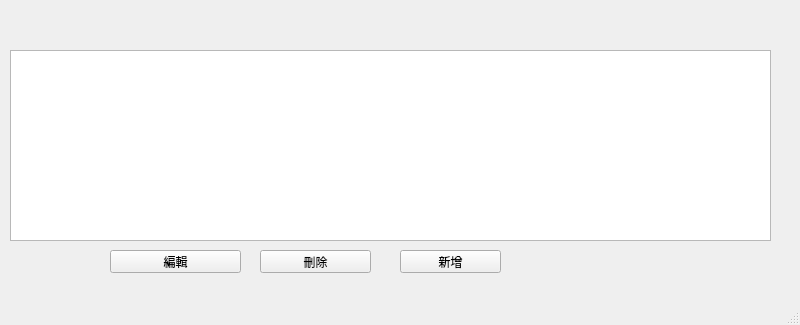
foxking0416/PythonStockPrice, file QtStockPriceMainWindow.ui: the form before one commit.
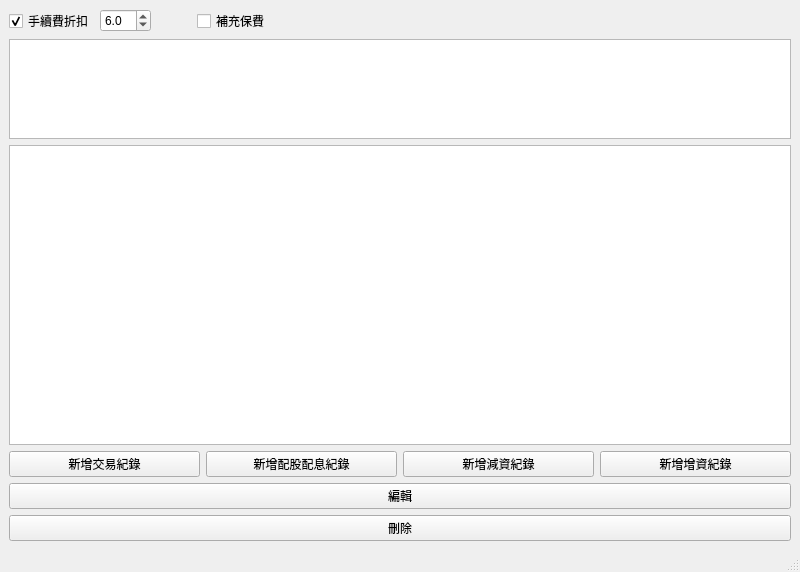
The form after the commit.

```diff
--- a/QtStockPriceMainWindow.ui
+++ b/QtStockPriceMainWindow.ui
@@ -7,62 +7,150 @@
     <x>0</x>
     <y>0</y>
     <width>800</width>
-    <height>325</height>
+    <height>557</height>
    </rect>
   </property>
   <property name="windowTitle">
    <string>MainWindow</string>
   </property>
   <widget class="QWidget" name="centralwidget">
-   <widget class="QPushButton" name="qtEditPushButton">
-    <property name="geometry">
-     <rect>
-      <x>110</x>
-      <y>250</y>
-      <width>131</width>
-      <height>23</height>
-     </rect>
-    </property>
-    <property name="text">
-     <string>編輯</string>
-    </property>
-   </widget>
-   <widget class="QTableView" name="qtPriceTableView">
-    <property name="geometry">
-     <rect>
-      <x>10</x>
-      <y>50</y>
-      <width>761</width>
-      <height>191</height>
-     </rect>
-    </property>
-   </widget>
-   <widget class="QPushButton" name="qtDeletePushButton">
-    <property name="geometry">
-     <rect>
-      <x>260</x>
-      <y>250</y>
-      <width>111</width>
-      <height>23</height>
-     </rect>
-    </property>
-    <property name="text">
-     <string>刪除</string>
-    </property>
-   </widget>
-   <widget class="QPushButton" name="qtAddPushButton">
-    <property name="geometry">
-     <rect>
-      <x>400</x>
-      <y>250</y>
-      <width>101</width>
-      <height>23</height>
-     </rect>
-    </property>
-    <property name="text">
-     <string>新增</string>
-    </property>
-   </widget>
+   <layout class="QVBoxLayout" name="verticalLayout">
+    <item>
+     <layout class="QHBoxLayout" name="horizontalLayout">
+      <item>
+       <widget class="QCheckBox" name="qtDiscountCheckBox">
+        <property name="text">
+         <string>手續費折扣</string>
+        </property>
+        <property name="checked">
+         <bool>true</bool>
+        </property>
+       </widget>
+      </item>
+      <item>
+       <widget class="QDoubleSpinBox" name="qtDiscountRateDoubleSpinBox">
+        <property name="enabled">
+         <bool>true</bool>
+        </property>
+        <property name="decimals">
+         <number>1</number>
+        </property>
+        <property name="maximum">
+         <double>10.000000000000000</double>
+        </property>
+        <property name="singleStep">
+         <double>0.100000000000000</double>
+        </property>
+        <property name="value">
+         <double>6.000000000000000</double>
+        </property>
+       </widget>
+      </item>
+      <item>
+       <spacer name="horizontalSpacer">
+        <property name="orientation">
+         <enum>Qt::Horizontal</enum>
+        </property>
+        <property name="sizeType">
+         <enum>QSizePolicy::Minimum</enum>
+        </property>
+        <property name="sizeHint" stdset="0">
+         <size>
+          <width>40</width>
+          <height>20</height>
+         </size>
+        </property>
+       </spacer>
+      </item>
+      <item>
+       <widget class="QCheckBox" name="qtExtraInsuranceFeeCheckBox">
+        <property name="text">
+         <string>補充保費</string>
+        </property>
+       </widget>
+      </item>
+      <item>
+       <spacer name="horizontalSpacer_2">
+        <property name="orientation">
+         <enum>Qt::Horizontal</enum>
+        </property>
+        <property name="sizeHint" stdset="0">
+         <size>
+          <width>40</width>
+          <height>20</height>
+         </size>
+        </property>
+       </spacer>
+      </item>
+     </layout>
+    </item>
+    <item>
+     <widget class="QTableView" name="qtStockPositionTableView">
+      <property name="minimumSize">
+       <size>
+        <width>0</width>
+        <height>100</height>
+       </size>
+      </property>
+     </widget>
+    </item>
+    <item>
+     <widget class="QTableView" name="qtTradeDataTableView">
+      <property name="minimumSize">
+       <size>
+        <width>0</width>
+        <height>300</height>
+       </size>
+      </property>
+     </widget>
+    </item>
+    <item>
+     <layout class="QHBoxLayout" name="horizontalLayout_3">
+      <item>
+       <widget class="QPushButton" name="qtAddTradingDataPushButton">
+        <property name="text">
+         <string>新增交易紀錄</string>
+        </property>
+       </widget>
+      </item>
+      <item>
+       <widget class="QPushButton" name="qtAddDividendDataPushButton">
+        <property name="text">
+         <string>新增配股配息紀錄</string>
+        </property>
+       </widget>
+      </item>
+      <item>
+       <widget class="QPushButton" name="pushButton_2">
+        <property name="text">
+         <string>新增減資紀錄</string>
+        </property>
+       </widget>
+      </item>
+      <item>
+       <widget class="QPushButton" name="pushButton">
+        <property name="text">
+         <string>新增增資紀錄</string>
+        </property>
+       </widget>
+      </item>
+     </layout>
+    </item>
+    <item>
+     <widget class="QPushButton" name="qtEditDataPushButton">
+      <property name="text">
+       <string>編輯</string>
+      </property>
+     </widget>
+    </item>
+    <item>
+     <widget class="QPushButton" name="qtDeleteDataPushButton">
+      <property name="text">
+       <string>刪除</string>
+      </property>
+     </widget>
+    </item>
+   </layout>
   </widget>
   <widget class="QMenuBar" name="menubar">
    <property name="geometry">
```
